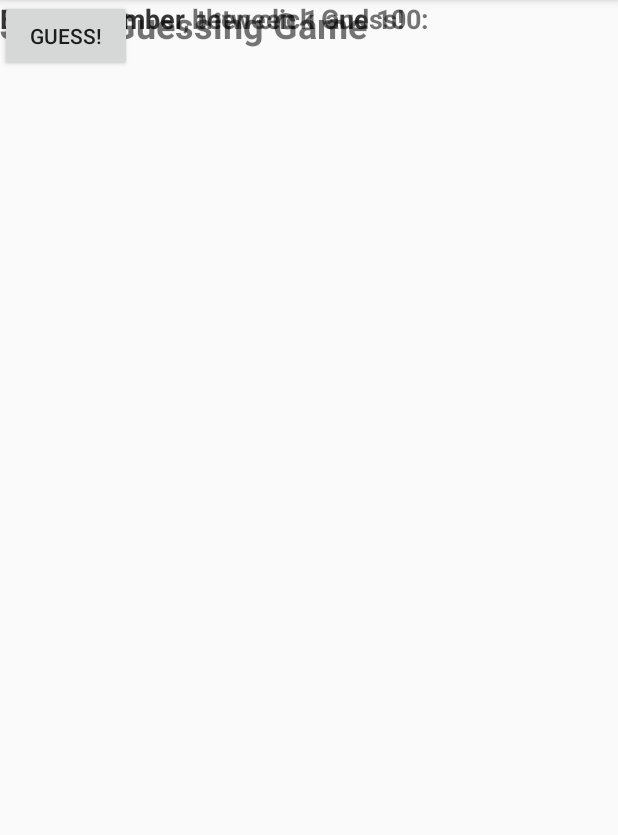
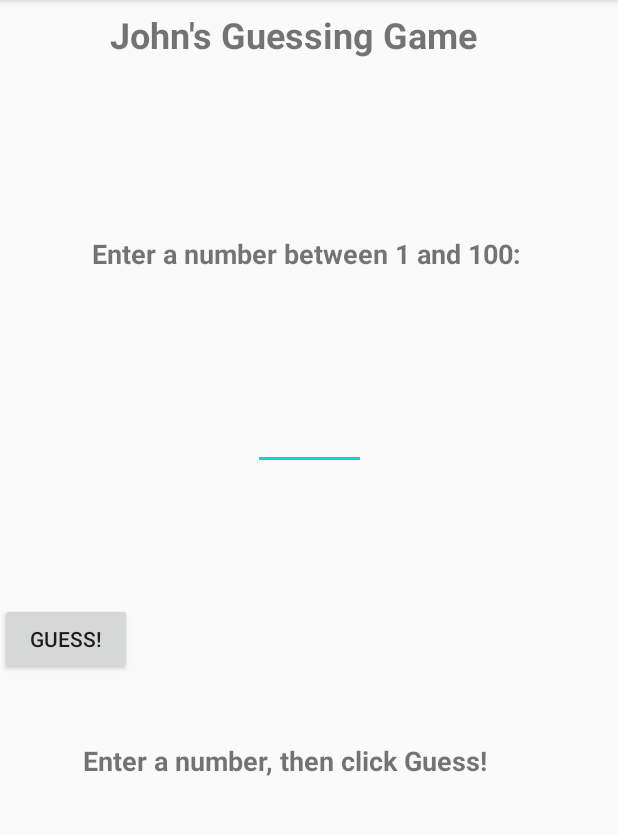
Before and after one commit to Fullsailer/Projects, an Android app: the screen it shows after launch (MainActivity), on a phone screen of 412 x 824 dp, the part 84-919 px from its top. Run offline under Robolectric (Android 15) with nearby library versions, the phone set to English and light mode, and no system bars.

Commit message:
Layout Constraints Update
The layout constraints have been adjust to make the game look better. The Guess button contraint is not propperly adjusted need to research what the issue is with that.

```diff
--- a/app/src/main/res/layout/content_main.xml
+++ b/app/src/main/res/layout/content_main.xml
@@ -13,6 +13,72 @@
         android:orientation="horizontal"
         app:layout_constraintGuide_begin="125dp" />
 
+    <TextView
+        android:id="@+id/textView"
+        android:layout_width="265dp"
+        android:layout_height="78dp"
+        android:layout_marginStart="73dp"
+        android:layout_marginLeft="73dp"
+        android:layout_marginTop="35dp"
+        android:layout_marginEnd="73dp"
+        android:layout_marginRight="73dp"
+        android:layout_marginBottom="36dp"
+        android:text="John's Guessing Game"
+        android:textSize="24sp"
+        android:textStyle="bold"
+        app:layout_constraintBottom_toTopOf="@+id/textView2"
+        app:layout_constraintEnd_toEndOf="parent"
+        app:layout_constraintStart_toStartOf="parent"
+        app:layout_constraintTop_toTopOf="parent" />
+
+    <TextView
+        android:id="@+id/textView2"
+        android:layout_width="290dp"
+        android:layout_height="45dp"
+        android:layout_marginStart="61dp"
+        android:layout_marginLeft="61dp"
+        android:layout_marginTop="36dp"
+        android:layout_marginEnd="61dp"
+        android:layout_marginRight="61dp"
+        android:layout_marginBottom="42dp"
+        android:text="Enter a number between 1 and 100:"
+        android:textSize="18sp"
+        android:textStyle="bold"
+        app:layout_constraintBottom_toTopOf="@+id/txtGuess"
+        app:layout_constraintEnd_toEndOf="parent"
+        app:layout_constraintStart_toStartOf="parent"
+        app:layout_constraintTop_toBottomOf="@+id/textView" />
+
+    <EditText
+        android:id="@+id/txtGuess"
+        android:layout_width="75dp"
+        android:layout_height="wrap_content"
+        android:layout_marginStart="168dp"
+        android:layout_marginLeft="168dp"
+        android:layout_marginTop="24dp"
+        android:layout_marginEnd="168dp"
+        android:layout_marginRight="168dp"
+        android:layout_marginBottom="59dp"
+        android:ems="10"
+        android:inputType="number"
+        app:layout_constraintBottom_toTopOf="@+id/btnGuess"
+        app:layout_constraintEnd_toEndOf="parent"
+        app:layout_constraintStart_toStartOf="parent"
+        app:layout_constraintTop_toBottomOf="@+id/textView2" />
+
+    <Button
+        android:id="@+id/btnGuess"
+        android:layout_width="wrap_content"
+        android:layout_height="wrap_content"
+        android:layout_marginTop="29dp"
+        android:layout_marginBottom="41dp"
+        android:text="Guess!"
+        app:layout_constraintBottom_toTopOf="@+id/lblOutput"
+        app:layout_constraintEnd_toStartOf="@+id/lblOutput"
+        app:layout_constraintHorizontal_bias="0.0"
+        app:layout_constraintStart_toStartOf="parent"
+        app:layout_constraintTop_toBottomOf="@+id/txtGuess" />
+
     <androidx.constraintlayout.widget.Guideline
         android:id="@+id/guideline2"
         android:layout_width="wrap_content"
@@ -21,49 +87,21 @@
         app:layout_constraintGuide_begin="509dp" />
 
     <TextView
-        android:id="@+id/textView"
-        android:layout_width="265dp"
-        android:layout_height="78dp"
-        android:text="John's Guessing Game"
-        android:textSize="24sp"
-        android:textStyle="bold"
-        tools:layout_editor_absoluteX="73dp"
-        tools:layout_editor_absoluteY="35dp" />
-
-    <TextView
-        android:id="@+id/textView2"
-        android:layout_width="290dp"
-        android:layout_height="45dp"
-        android:text="Enter a number between 1 and 100:"
-        android:textSize="18sp"
-        android:textStyle="bold"
-        tools:layout_editor_absoluteX="60dp"
-        tools:layout_editor_absoluteY="149dp" />
-
-    <EditText
-        android:id="@+id/txtGuess"
-        android:layout_width="75dp"
-        android:layout_height="wrap_content"
-        android:ems="10"
-        android:inputType="number"
-        tools:layout_editor_absoluteX="168dp"
-        tools:layout_editor_absoluteY="236dp" />
-
-    <Button
-        android:id="@+id/btnGuess"
-        android:layout_width="wrap_content"
-        android:layout_height="wrap_content"
-        android:text="Guess!"
-        tools:layout_editor_absoluteX="156dp"
-        tools:layout_editor_absoluteY="340dp" />
-
-    <TextView
         android:id="@+id/lblOutput"
         android:layout_width="300dp"
         android:layout_height="55dp"
+        android:layout_marginStart="55dp"
+        android:layout_marginLeft="55dp"
+        android:layout_marginTop="3dp"
+        android:layout_marginEnd="56dp"
+        android:layout_marginRight="56dp"
+        android:layout_marginBottom="247dp"
         android:text="Enter a number, then click Guess!"
         android:textSize="18sp"
         android:textStyle="bold"
-        tools:layout_editor_absoluteX="55dp"
-        tools:layout_editor_absoluteY="429dp" />
+        app:layout_constraintBottom_toBottomOf="parent"
+        app:layout_constraintEnd_toEndOf="parent"
+        app:layout_constraintHorizontal_bias="0.0"
+        app:layout_constraintStart_toStartOf="parent"
+        app:layout_constraintTop_toBottomOf="@+id/btnGuess" />
 </androidx.constraintlayout.widget.ConstraintLayout>
```
Also changed, not shown: app/src/main/java/com/example/guessinggame2/MainActivity.java (line endings or trailing spaces).
